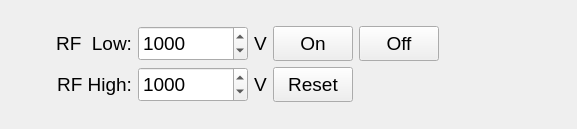
smertouh/1_MeV_UI_additional, file RF_System_UI.ui: the form before one commit.
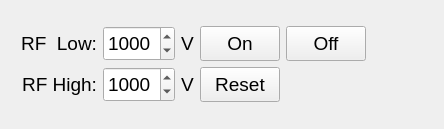
The form after the commit. Icons and pictures are not drawn.

Diff of the .ui file:
```diff
--- a/RF_System_UI.ui
+++ b/RF_System_UI.ui
@@ -6,7 +6,7 @@
    <rect>
     <x>0</x>
     <y>0</y>
-    <width>577</width>
+    <width>412</width>
     <height>129</height>
    </rect>
   </property>
```
Left out of the diff: 31 changed lines with no effect on the pictures.
